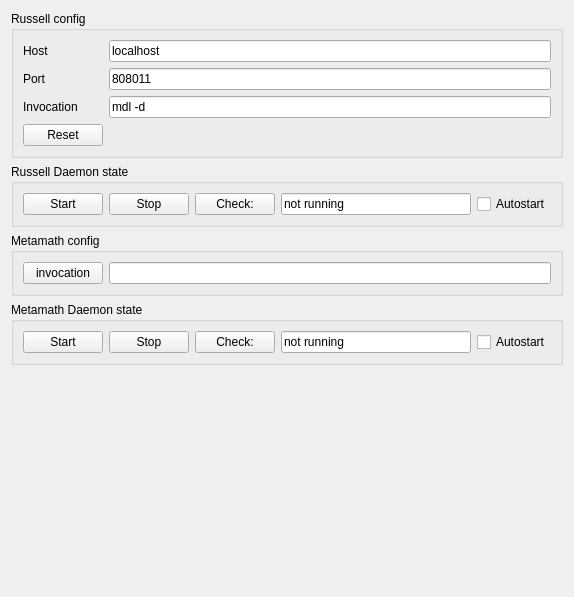
First picture: the form in addons/kate-russell-plugin/RussellConfig.ui, repository dmitry-vlasov/kate-russell, before the edit.
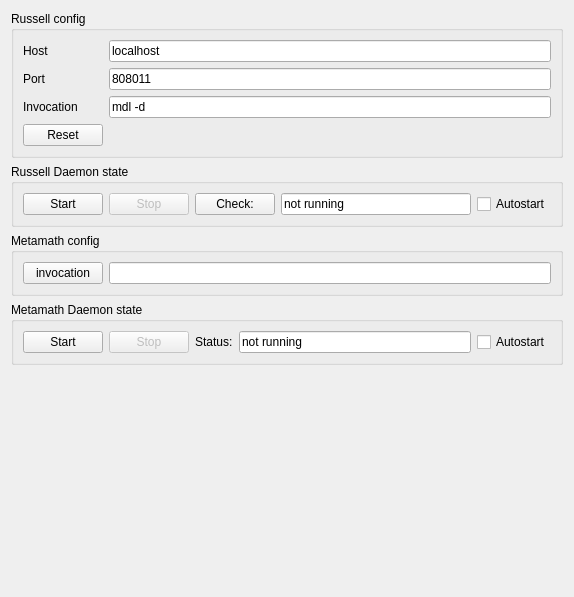
Second picture: the form after the edit.

Commit message: start/stop of metamath is implemented

What changed in the file:
```diff
--- a/addons/kate-russell-plugin/RussellConfig.ui
+++ b/addons/kate-russell-plugin/RussellConfig.ui
@@ -93,6 +93,9 @@
       </item>
       <item>
        <widget class="QPushButton" name="russellStopButton">
+        <property name="enabled">
+         <bool>false</bool>
+        </property>
         <property name="text">
          <string>Stop</string>
         </property>
@@ -169,15 +172,18 @@
       </item>
       <item>
        <widget class="QPushButton" name="metamathStopButton">
+        <property name="enabled">
+         <bool>false</bool>
+        </property>
         <property name="text">
          <string>Stop</string>
         </property>
        </widget>
       </item>
       <item>
-       <widget class="QPushButton" name="metamathCheckButton">
+       <widget class="QLabel" name="label">
         <property name="text">
-         <string>Check:</string>
+         <string>Status:</string>
         </property>
        </widget>
       </item>
```
Left out of the diff: 6 changed lines with no effect on the pictures. The commit also changes 14 other files.
